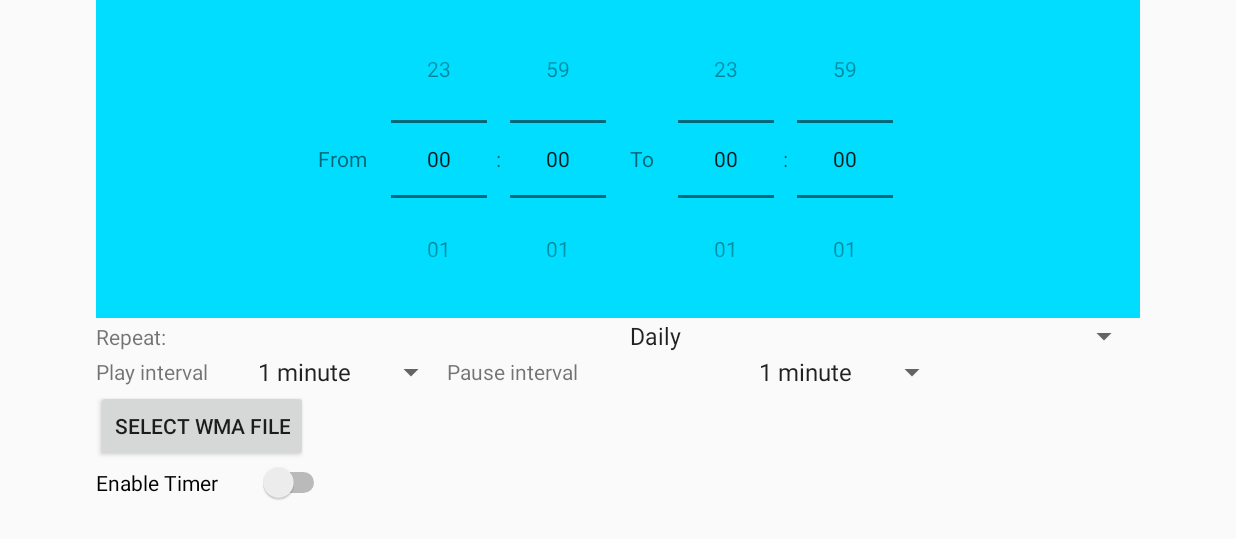
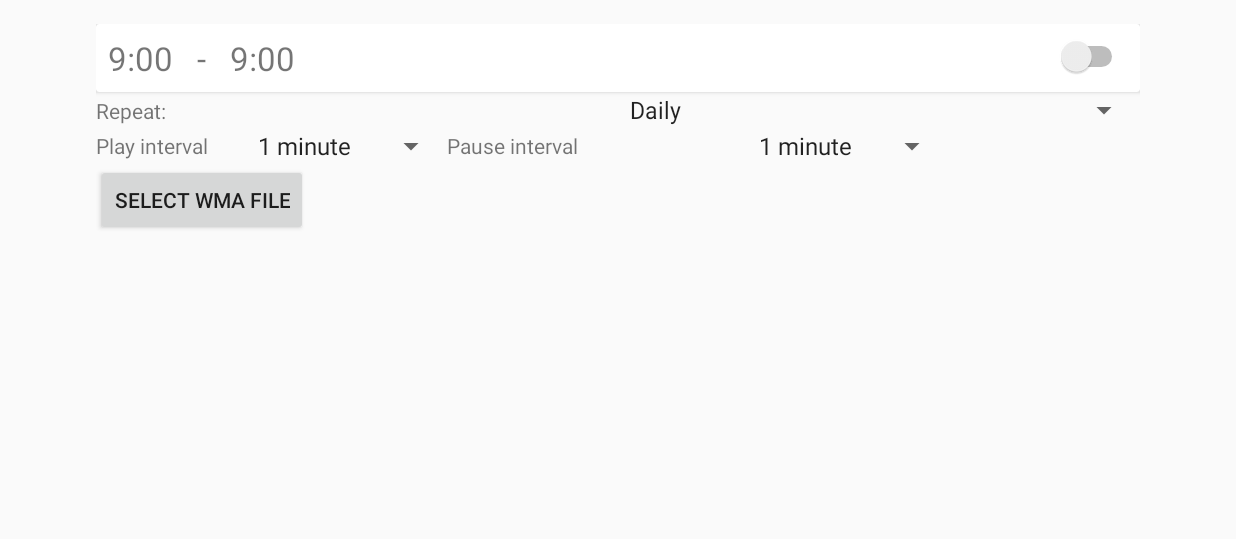
Before and after one commit to dakishin/test_task, an Android app: the screen it shows after launch (MainActivity), on a phone screen of 824 x 412 dp (held sideways). Shown: the top 539 px of the screen. Run offline under Robolectric (Android 15) with nearby library versions, the phone set to English and light mode, and no system bars.

Commit message:
initial commit

```diff
--- a/app/build.gradle
+++ b/app/build.gradle
@@ -25,6 +25,9 @@ dependencies {
         exclude group: 'com.android.support', module: 'support-annotations'
     })
     compile 'com.android.support:appcompat-v7:25.3.0'
+    compile 'com.android.support:design:25.3.0'
+    compile 'com.android.support:cardview-v7:25.3.0'
+    compile 'com.android.support:recyclerview-v7:25.3.0'
     testCompile 'junit:junit:4.12'
     compile 'com.google.code.gson:gson:2.4'
     compile group: 'org.apache.commons', name: 'commons-lang3', version: '3.5'
--- a/app/src/main/res/layout/activity_main.xml
+++ b/app/src/main/res/layout/activity_main.xml
@@ -1,12 +1,11 @@
 <?xml version="1.0" encoding="utf-8"?>
 <ScrollView
     xmlns:android="http://schemas.android.com/apk/res/android"
+    xmlns:tools="http://schemas.android.com/tools"
     android:layout_width="match_parent"
     android:layout_height="match_parent">
 
     <LinearLayout
-        xmlns:android="http://schemas.android.com/apk/res/android"
-        xmlns:tools="http://schemas.android.com/tools"
         android:id="@+id/activity_main"
         android:layout_width="match_parent"
         android:layout_height="wrap_content"
@@ -14,14 +13,66 @@
         android:paddingBottom="@dimen/activity_vertical_margin"
         android:paddingLeft="@dimen/activity_horizontal_margin"
         android:paddingRight="@dimen/activity_horizontal_margin"
+        android:paddingTop="16dp"
         tools:context="test.upwork.timer.activity.MainActivity">
 
-        <LinearLayout
-            android:background="@android:color/holo_blue_bright"
+        <android.support.v7.widget.CardView
             android:layout_width="match_parent"
             android:layout_height="wrap_content"
+            >
+
+            <LinearLayout
+                android:padding="8dp"
+                android:layout_width="match_parent"
+                android:layout_height="wrap_content"
+                android:orientation="horizontal">
+
+                <TextView
+                    android:layout_width="wrap_content"
+                    android:layout_height="wrap_content"
+                    android:text="9:00"
+                    android:textSize="22sp"
+                    />
+
+                <TextView
+                    android:layout_width="wrap_content"
+                    android:layout_height="wrap_content"
+                    android:paddingLeft="16dp"
+                    android:paddingRight="16dp"
+                    android:text="-"
+                    android:textSize="22sp"/>
+
+                <TextView
+                    android:layout_width="wrap_content"
+                    android:layout_height="wrap_content"
+                    android:text="9:00"
+                    android:textSize="22sp"
+                    />
+
+                <View
+                    android:layout_width="0dp"
+                    android:layout_height="wrap_content"
+                    android:layout_weight="1"/>
+
+                <Switch
+                    android:id="@+id/startTimerSwitch"
+                    android:layout_width="wrap_content"
+                    android:layout_height="wrap_content"
+                    android:layout_gravity="right"
+                    />
+
+            </LinearLayout>
+
+        </android.support.v7.widget.CardView>
+
+        <LinearLayout
+            android:layout_width="match_parent"
+            android:layout_height="wrap_content"
+            android:background="@android:color/holo_blue_bright"
             android:gravity="center"
-            tools:visibility="gone">
+            android:visibility="gone"
+            tools:visibility="gone"
+            >
 
             <TextView
                 android:layout_width="wrap_content"
@@ -123,12 +174,6 @@
 
         </LinearLayout>
 
-        <Switch
-            android:id="@+id/startTimerSwitch"
-            android:layout_width="wrap_content"
-            android:layout_height="wrap_content"
-            android:text="Enable Timer        "/>
-
 
     </LinearLayout>
 </ScrollView>
```
